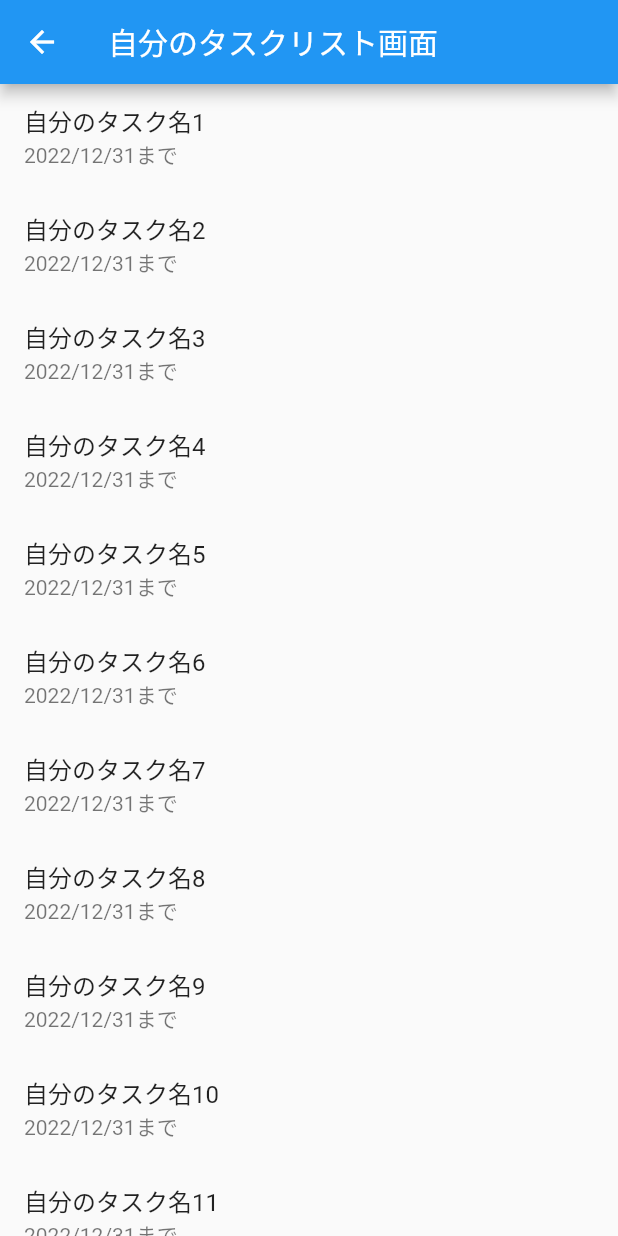
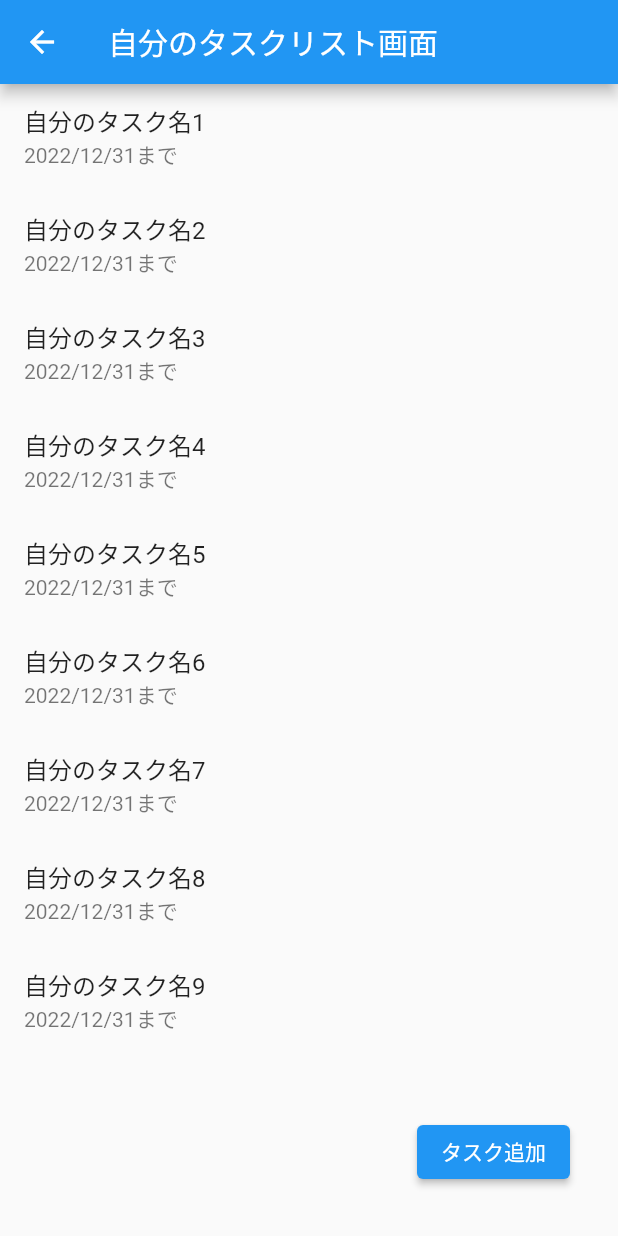
Before and after one commit to momomomo111/friend_task_share, a Flutter app: the HomeScreen screen opened directly, after a tap on "自分のタスク", on a phone screen of 412 x 824 dp. Run offline on Flutter 3.47's test engine with Material 2 defaults, Android fonts, the phone set to English and light mode, and no system bars; our stand-ins replace flutter_signin_button, hooks_riverpod.

Commit message:
[add] Adding a add task screen
自分のタスク入力画面を追加

```diff
--- a/lib/navigation/route_page.dart
+++ b/lib/navigation/route_page.dart
@@ -1,4 +1,5 @@
 import 'package:flutter/material.dart';
+import 'package:friend_task_share/ui/add_task_screen.dart';
 import 'package:friend_task_share/ui/detail_screen.dart';
 import 'package:friend_task_share/ui/gohobi_screen.dart';
 import 'package:friend_task_share/ui/home_screen.dart';
@@ -44,6 +45,12 @@ class RoutePage extends StatelessWidget {
               builder: (context) => const SafeArea(child: MyTaskScreen()));
         }
 
+        // Handle '/addTask'
+        if (settings.name == '/addTask') {
+          return MaterialPageRoute(
+              builder: (context) => const SafeArea(child: AddTaskScreen()));
+        }
+
         // Handle '/unknown'
         return MaterialPageRoute(
             builder: (context) => const SafeArea(child: UnknownScreen()));
--- a/lib/ui/mytask_screen.dart
+++ b/lib/ui/mytask_screen.dart
@@ -29,6 +29,18 @@ class MyTaskScreen extends HookConsumerWidget {
                 },
               ),
             ),
+            Padding(
+              padding: const EdgeInsets.all(32.0),
+              child: Align(
+                alignment: Alignment.bottomRight,
+                child: ElevatedButton(
+                  onPressed: () {
+                    Navigator.pushNamed(context, '/addTask');
+                  },
+                  child: const Text("タスク追加"),
+                ),
+              ),
+            ),
           ],
         ),
       ),
```
Also changed, not shown: lib/ui/add_task_screen.dart (added, +41 -0 lines).
